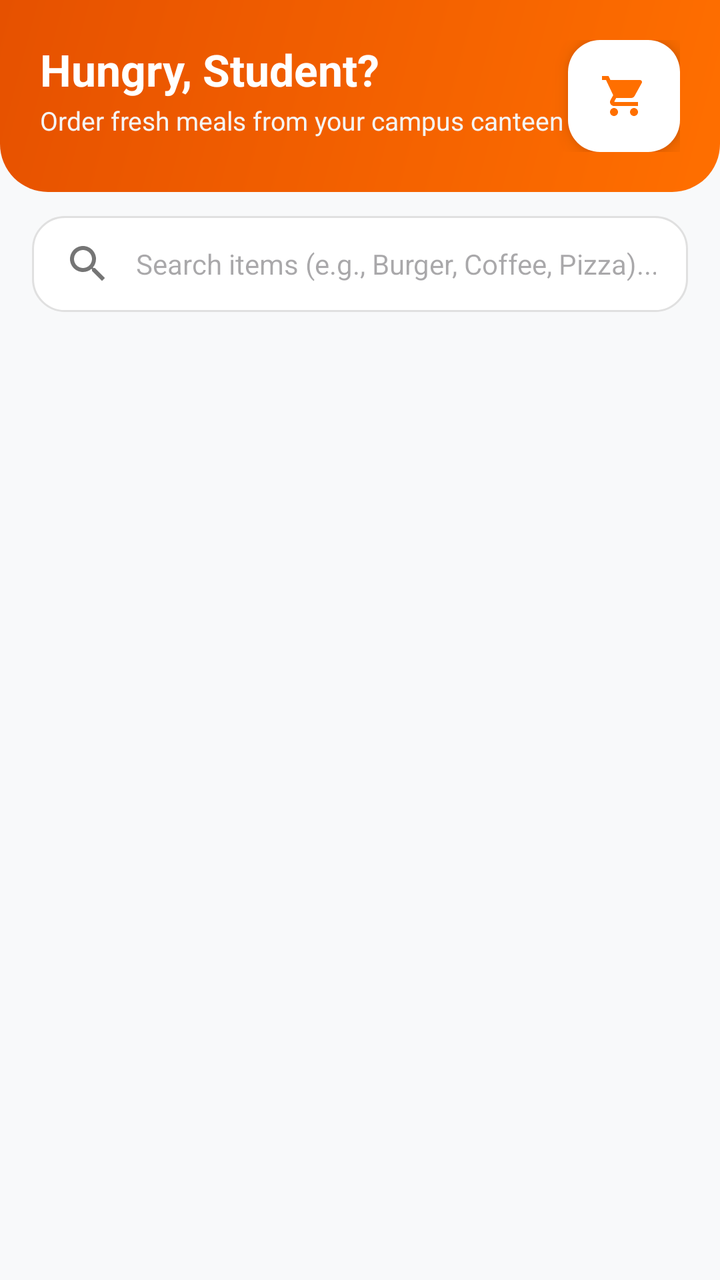
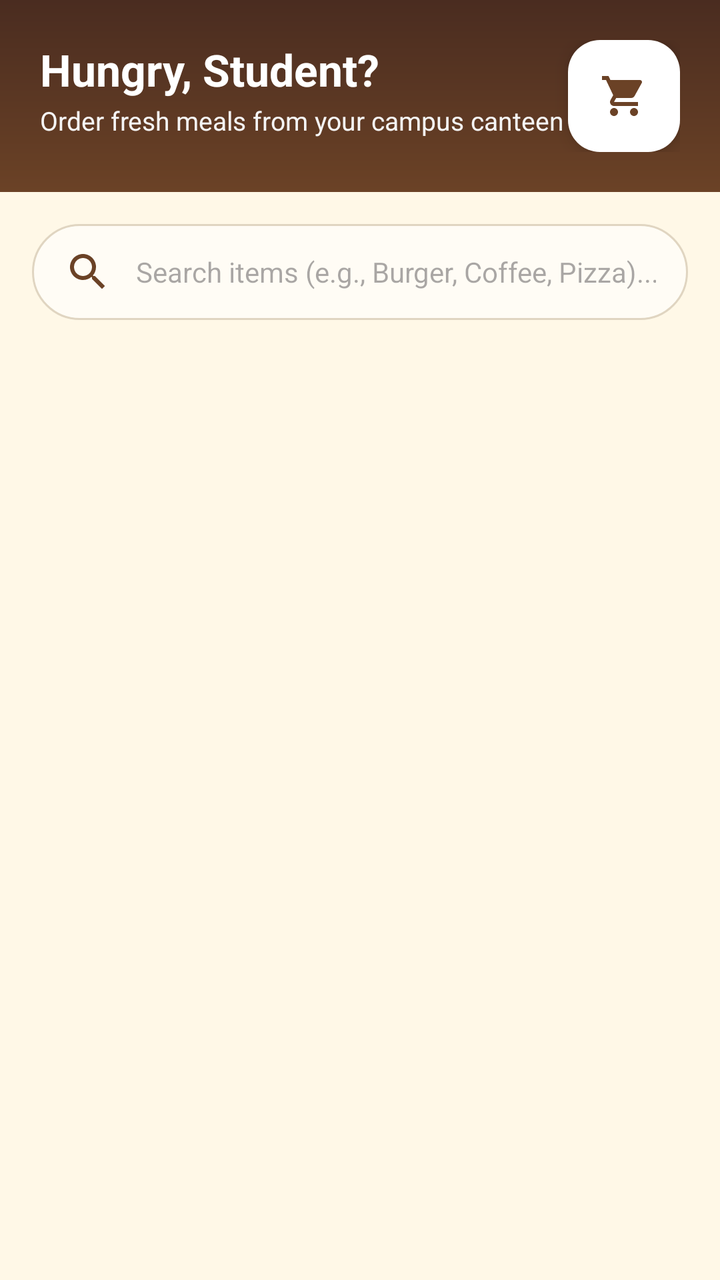

An Android layout rendered at two revisions. The XML below is the earlier revision; the diff shows what the commit changed to produce the second picture.
<!-- AndroidManifest.xml: application theme Theme.CollegeCanteenFoodOrderingApp -->
<!-- res/layout/fragment_student_home.xml -->
<?xml version="1.0" encoding="utf-8"?>
<LinearLayout xmlns:android="http://schemas.android.com/apk/res/android"
    xmlns:app="http://schemas.android.com/apk/res-auto"
    android:layout_width="match_parent"
    android:layout_height="match_parent"
    android:orientation="vertical"
    android:background="@color/bg_main">

    
    <RelativeLayout
        android:layout_width="match_parent"
        android:layout_height="wrap_content"
        android:background="@drawable/bg_header_gradient"
        android:padding="20dp">

        <TextView
            android:id="@+id/tvWelcomeUser"
            android:layout_width="wrap_content"
            android:layout_height="wrap_content"
            android:layout_alignParentStart="true"
            android:text="Hungry, Student?"
            android:textColor="@color/white"
            android:textSize="22sp"
            android:textStyle="bold" />

        <TextView
            android:layout_width="wrap_content"
            android:layout_height="wrap_content"
            android:layout_below="@id/tvWelcomeUser"
            android:layout_marginTop="2dp"
            android:text="Order fresh meals from your campus canteen"
            android:textColor="#F5F5F5"
            android:textSize="13sp" />

        <com.google.android.material.floatingactionbutton.FloatingActionButton
            android:id="@+id/fabCart"
            android:layout_width="wrap_content"
            android:layout_height="wrap_content"
            android:layout_alignParentEnd="true"
            android:layout_centerVertical="true"
            android:contentDescription="@string/view_cart"
            android:src="@drawable/ic_shopping_cart"
            app:backgroundTint="@color/white"
            app:fabSize="normal"
            app:tint="@color/primary" />
    </RelativeLayout>

    
    <LinearLayout
        android:layout_width="match_parent"
        android:layout_height="wrap_content"
        android:orientation="vertical"
        android:paddingHorizontal="16dp"
        android:paddingTop="12dp">

        
        <EditText
            android:id="@+id/etSearch"
            android:layout_width="match_parent"
            android:layout_height="48dp"
            android:background="@drawable/bg_search_box"
            android:drawableStart="@drawable/ic_search"
            android:drawablePadding="12dp"
            android:hint="@string/search_food_hint"
            android:inputType="text"
            android:paddingHorizontal="16dp"
            android:textSize="14sp" />

        
        <HorizontalScrollView
            android:layout_width="match_parent"
            android:layout_height="wrap_content"
            android:layout_marginTop="12dp"
            android:scrollbars="none">

            <com.google.android.material.chip.ChipGroup
                android:id="@+id/chipGroupCategory"
                android:layout_width="wrap_content"
                android:layout_height="wrap_content"
                app:singleLine="true"
                app:singleSelection="true" />
        </HorizontalScrollView>

    </LinearLayout>

    <ProgressBar
        android:id="@+id/progressBar"
        android:layout_width="wrap_content"
        android:layout_height="wrap_content"
        android:layout_gravity="center"
        android:layout_marginTop="32dp"
        android:visibility="gone" />

    <TextView
        android:id="@+id/tvEmptyState"
        android:layout_width="wrap_content"
        android:layout_height="wrap_content"
        android:layout_gravity="center"
        android:layout_marginTop="48dp"
        android:text="No food items found matching your filter."
        android:textColor="@color/text_secondary"
        android:textSize="15sp"
        android:visibility="gone" />

    
    <androidx.recyclerview.widget.RecyclerView
        android:id="@+id/rvFoodItems"
        android:layout_width="match_parent"
        android:layout_height="match_parent"
        android:clipToPadding="false"
        android:padding="12dp" />

</LinearLayout>
<!-- resources referenced by this layout -->
<resources>
  <color name="bg_main">#F8F9FA</color>
  <color name="primary">#FF6F00</color>
  <color name="text_secondary">#757575</color>
  <color name="white">#FFFFFF</color>
  <!-- drawable bg_header_gradient (drawable) -->
  <?xml version="1.0" encoding="utf-8"?>
  <shape xmlns:android="http://schemas.android.com/apk/res/android"
      android:shape="rectangle">
      <gradient
          android:angle="135"
          android:endColor="#E65100"
          android:startColor="#FF6F00"
          android:type="linear" />
      <corners
          android:bottomLeftRadius="24dp"
          android:bottomRightRadius="24dp" />
  </shape>
  <!-- drawable bg_search_box (drawable) -->
  <?xml version="1.0" encoding="utf-8"?>
  <shape xmlns:android="http://schemas.android.com/apk/res/android"
      android:shape="rectangle">
      <solid android:color="#FFFFFF" />
      <corners android:radius="16dp" />
      <stroke
          android:width="1dp"
          android:color="#E0E0E0" />
  </shape>
  <!-- drawable ic_search (drawable) -->
  <vector xmlns:android="http://schemas.android.com/apk/res/android"
      android:width="24dp"
      android:height="24dp"
      android:viewportWidth="24"
      android:viewportHeight="24">
      <path
          android:fillColor="#757575"
          android:pathData="M15.5,14h-0.79l-0.28,-0.27C15.41,12.59 16,11.11 16,9.5 16,5.91 13.09,3 9.5,3S3,5.91 3,9.5 5.91,16 9.5,16c1.61,0 3.09,-0.59 4.23,-1.57l0.27,0.28v0.79l5,4.99L20.49,19l-4.99,-5zm-6,0C7.01,14 5,11.99 5,9.5S7.01,5 9.5,5 14,7.01 14,9.5 11.99,14 9.5,14z" />
  </vector>
  <!-- drawable ic_shopping_cart (drawable) -->
  <vector xmlns:android="http://schemas.android.com/apk/res/android"
      android:width="24dp"
      android:height="24dp"
      android:viewportWidth="24"
      android:viewportHeight="24">
      <path
          android:fillColor="#FF6F00"
          android:pathData="M7,18c-1.1,0 -1.99,0.9 -1.99,2S5.9,22 7,22s2,-0.9 2,-2 -0.9,-2 -2,-2zM1,2v2h2l3.6,7.59 -1.35,2.45c-0.16,0.28 -0.25,0.61 -0.25,0.96 0,1.1 0.9,2 2,2h12v-2H7.42c-0.14,0 -0.25,-0.11 -0.25,-0.25l0.03,-0.12 0.9,-1.63h7.45c0.75,0 1.41,-0.41 1.75,-1.03l3.58,-6.49c0.08,-0.14 0.12,-0.31 0.12,-0.48 0,-0.55 -0.45,-1 -1,-1H5.21l-0.94,-2H1zM17,18c-1.1,0 -1.99,0.9 -1.99,2s0.89,2 1.99,2 2,-0.9 2,-2 -0.9,-2 -2,-2z" />
  </vector>
  <string name="search_food_hint">Search items (e.g., Burger, Coffee, Pizza)...</string>
  <string name="view_cart">View Cart</string>
  <style name="Theme.CollegeCanteenFoodOrderingApp" parent="Base.Theme.CollegeCanteenFoodOrderingApp" />
  <style name="Base.Theme.CollegeCanteenFoodOrderingApp" parent="Theme.Material3.DayNight">
          <item name="colorPrimary">@color/primary</item>
          <item name="colorPrimaryDark">@color/primary_dark</item>
          <item name="colorAccent">@color/accent</item>
          <item name="android:windowBackground">@color/bg_main</item>
      </style>
  <color name="primary_dark">#E65100</color>
  <color name="accent">#FF9800</color>
</resources>

<!-- the commit's change to res/layout/fragment_student_home.xml (unified diff, before → after) -->
@@ -14,7 +14,7 @@
         android:padding="20dp">
 
         <TextView
-            android:id="@+id/tvWelcomeUser"
+            android:id="@+id/tvStudentHeaderName"
             android:layout_width="wrap_content"
             android:layout_height="wrap_content"
             android:layout_alignParentStart="true"
@@ -26,7 +26,7 @@
         <TextView
             android:layout_width="wrap_content"
             android:layout_height="wrap_content"
-            android:layout_below="@id/tvWelcomeUser"
+            android:layout_below="@id/tvStudentHeaderName"
             android:layout_marginTop="2dp"
             android:text="Order fresh meals from your campus canteen"
             android:textColor="#F5F5F5"
@@ -46,16 +46,25 @@
     </RelativeLayout>
 
     
+    <androidx.recyclerview.widget.RecyclerView
+        android:id="@+id/rvPromoBanners"
+        android:layout_width="match_parent"
+        android:layout_height="wrap_content"
+        android:clipToPadding="false"
+        android:paddingHorizontal="12dp"
+        android:paddingTop="8dp" />
+
+    
     <LinearLayout
         android:layout_width="match_parent"
         android:layout_height="wrap_content"
         android:orientation="vertical"
         android:paddingHorizontal="16dp"
-        android:paddingTop="12dp">
+        android:paddingTop="8dp">
 
         
         <EditText
-            android:id="@+id/etSearch"
+            android:id="@+id/etSearchFood"
             android:layout_width="match_parent"
             android:layout_height="48dp"
             android:background="@drawable/bg_search_box"
@@ -67,19 +76,12 @@
             android:textSize="14sp" />
 
         
-        <HorizontalScrollView
+        <androidx.recyclerview.widget.RecyclerView
+            android:id="@+id/rvCategories"
             android:layout_width="match_parent"
             android:layout_height="wrap_content"
-            android:layout_marginTop="12dp"
-            android:scrollbars="none">
-
-            <com.google.android.material.chip.ChipGroup
-                android:id="@+id/chipGroupCategory"
-                android:layout_width="wrap_content"
-                android:layout_height="wrap_content"
-                app:singleLine="true"
-                app:singleSelection="true" />
-        </HorizontalScrollView>
+            android:layout_marginTop="8dp"
+            android:clipToPadding="false" />
 
     </LinearLayout>
 
@@ -92,7 +94,7 @@
         android:visibility="gone" />
 
     <TextView
-        android:id="@+id/tvEmptyState"
+        android:id="@+id/layoutEmpty"
         android:layout_width="wrap_content"
         android:layout_height="wrap_content"
         android:layout_gravity="center"
<!-- resource entries referenced after the edit -->
@@ -1,51 +1,28 @@
 <!-- resources referenced by this layout -->
 <resources>
-  <color name="bg_main">#F8F9FA</color>
-  <color name="primary">#FF6F00</color>
-  <color name="text_secondary">#757575</color>
+  <color name="bg_main">#FFF8E7</color>
+  <color name="primary">#6B4226</color>
+  <color name="text_secondary">#795548</color>
   <color name="white">#FFFFFF</color>
   <!-- drawable bg_header_gradient (drawable) -->
   <?xml version="1.0" encoding="utf-8"?>
-  <shape xmlns:android="http://schemas.android.com/apk/res/android"
-      android:shape="rectangle">
-      <gradient
-          android:angle="135"
-          android:endColor="#E65100"
-          android:startColor="#FF6F00"
-          android:type="linear" />
-      <corners
-          android:bottomLeftRadius="24dp"
-          android:bottomRightRadius="24dp" />
+  <shape xmlns:android="http://schemas.android.com/apk/res/android" android:shape="rectangle">
+      <gradient android:angle="270" android:startColor="#4A2C20" android:endColor="#6B4226" android:type="linear"/>
   </shape>
   <!-- drawable bg_search_box (drawable) -->
   <?xml version="1.0" encoding="utf-8"?>
-  <shape xmlns:android="http://schemas.android.com/apk/res/android"
-      android:shape="rectangle">
-      <solid android:color="#FFFFFF" />
-      <corners android:radius="16dp" />
-      <stroke
-          android:width="1dp"
-          android:color="#E0E0E0" />
+  <shape xmlns:android="http://schemas.android.com/apk/res/android" android:shape="rectangle">
+      <solid android:color="#FFFCF5"/>
+      <stroke android:width="1dp" android:color="#E0D5C1"/>
+      <corners android:radius="24dp"/>
   </shape>
   <!-- drawable ic_search (drawable) -->
-  <vector xmlns:android="http://schemas.android.com/apk/res/android"
-      android:width="24dp"
-      android:height="24dp"
-      android:viewportWidth="24"
-      android:viewportHeight="24">
-      <path
-          android:fillColor="#757575"
-          android:pathData="M15.5,14h-0.79l-0.28,-0.27C15.41,12.59 16,11.11 16,9.5 16,5.91 13.09,3 9.5,3S3,5.91 3,9.5 5.91,16 9.5,16c1.61,0 3.09,-0.59 4.23,-1.57l0.27,0.28v0.79l5,4.99L20.49,19l-4.99,-5zm-6,0C7.01,14 5,11.99 5,9.5S7.01,5 9.5,5 14,7.01 14,9.5 11.99,14 9.5,14z" />
+  <vector xmlns:android="http://schemas.android.com/apk/res/android" android:width="24dp" android:height="24dp" android:viewportWidth="24" android:viewportHeight="24">
+      <path android:fillColor="#FF6B4226" android:pathData="M15.5,14h-0.79l-0.28,-0.27C15.41,12.59 16,11.11 16,9.5 16,5.91 13.09,3 9.5,3S3,5.91 3,9.5 5.91,16 9.5,16c1.61,0 3.09,-0.59 4.23,-1.57l0.27,0.28v0.79l5,4.99L20.49,19l-4.99,-5zm-6,0C7.01,14 5,11.99 5,9.5S7.01,5 9.5,5 14,7.01 14,9.5 11.99,14 9.5,14z"/>
   </vector>
   <!-- drawable ic_shopping_cart (drawable) -->
-  <vector xmlns:android="http://schemas.android.com/apk/res/android"
-      android:width="24dp"
-      android:height="24dp"
-      android:viewportWidth="24"
-      android:viewportHeight="24">
-      <path
-          android:fillColor="#FF6F00"
-          android:pathData="M7,18c-1.1,0 -1.99,0.9 -1.99,2S5.9,22 7,22s2,-0.9 2,-2 -0.9,-2 -2,-2zM1,2v2h2l3.6,7.59 -1.35,2.45c-0.16,0.28 -0.25,0.61 -0.25,0.96 0,1.1 0.9,2 2,2h12v-2H7.42c-0.14,0 -0.25,-0.11 -0.25,-0.25l0.03,-0.12 0.9,-1.63h7.45c0.75,0 1.41,-0.41 1.75,-1.03l3.58,-6.49c0.08,-0.14 0.12,-0.31 0.12,-0.48 0,-0.55 -0.45,-1 -1,-1H5.21l-0.94,-2H1zM17,18c-1.1,0 -1.99,0.9 -1.99,2s0.89,2 1.99,2 2,-0.9 2,-2 -0.9,-2 -2,-2z" />
+  <vector xmlns:android="http://schemas.android.com/apk/res/android" android:width="24dp" android:height="24dp" android:viewportWidth="24" android:viewportHeight="24">
+      <path android:fillColor="#FF6B4226" android:pathData="M7,18c-1.1,0 -1.99,0.9 -1.99,2S5.9,22 7,22s2,-0.9 2,-2 -0.9,-2 -2,-2zm10,0c-1.1,0 -1.99,0.9 -1.99,2s0.89,2 1.99,2 2,-0.9 2,-2 -0.9,-2 -2,-2zm-9.83,-3.25l0.03,-0.12.9,-1.63h7.45c0.75,0 1.41,-0.41 1.75,-1.03l3.58,-6.49c0.08,-0.14 0.12,-0.31 0.12,-0.48 0,-0.55 -0.45,-1 -1,-1H5.21l-0.94,-2H1v2h2l3.6,7.59 -1.35,2.44C4.52,15.37 5.48,17 7,17h12v-2H7l1.17,-2.25z"/>
   </vector>
   <string name="search_food_hint">Search items (e.g., Burger, Coffee, Pizza)...</string>
   <string name="view_cart">View Cart</string>
@@ -56,7 +33,7 @@
           <item name="colorAccent">@color/accent</item>
           <item name="android:windowBackground">@color/bg_main</item>
       </style>
-  <color name="primary_dark">#E65100</color>
-  <color name="accent">#FF9800</color>
+  <color name="primary_dark">#4A2C20</color>
+  <color name="accent">#B97843</color>
 </resources>
 
